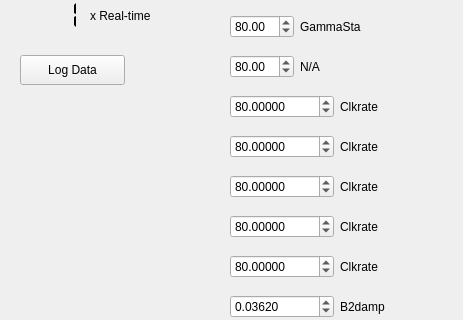
Qt form projects/spike_counter/spike_counter_pytester/Controls.ui (wonjsohn/nerf-verilog) before a commit; both pictures show x 0 to 463 and y 305 to 625 of the 463 by 840 pixel window.
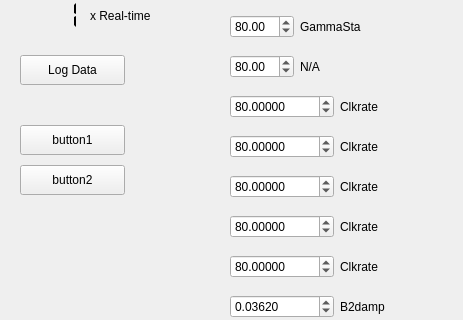
The same form after that commit.

What changed in the file:
```diff
--- a/projects/spike_counter/spike_counter_pytester/Controls.ui
+++ b/projects/spike_counter/spike_counter_pytester/Controls.ui
@@ -1168,6 +1168,38 @@
     </item>
    </layout>
   </widget>
+  <widget class="QPushButton" name="pushButton_6">
+   <property name="geometry">
+    <rect>
+     <x>20</x>
+     <y>430</y>
+     <width>105</width>
+     <height>30</height>
+    </rect>
+   </property>
+   <property name="text">
+    <string>button1</string>
+   </property>
+   <property name="checkable">
+    <bool>true</bool>
+   </property>
+  </widget>
+  <widget class="QPushButton" name="pushButton_7">
+   <property name="geometry">
+    <rect>
+     <x>20</x>
+     <y>470</y>
+     <width>105</width>
+     <height>30</height>
+    </rect>
+   </property>
+   <property name="text">
+    <string>button2</string>
+   </property>
+   <property name="checkable">
+    <bool>true</bool>
+   </property>
+  </widget>
  </widget>
  <resources/>
  <connections>
```
Left out of the diff: 28 changed lines with no effect on the pictures.
